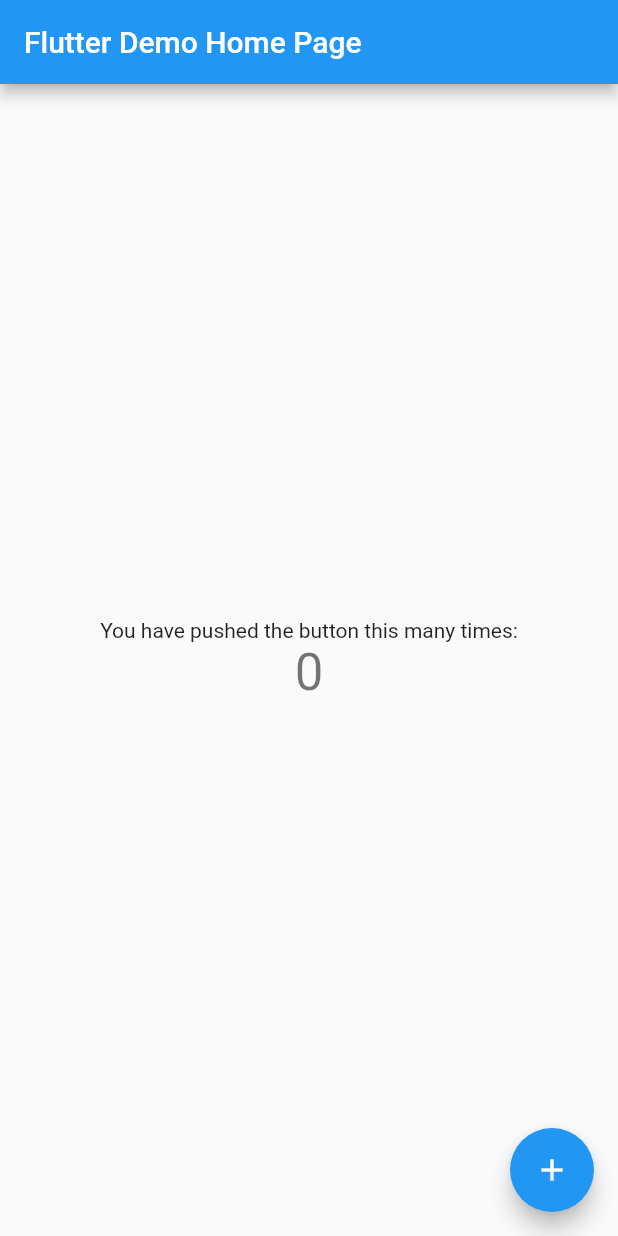
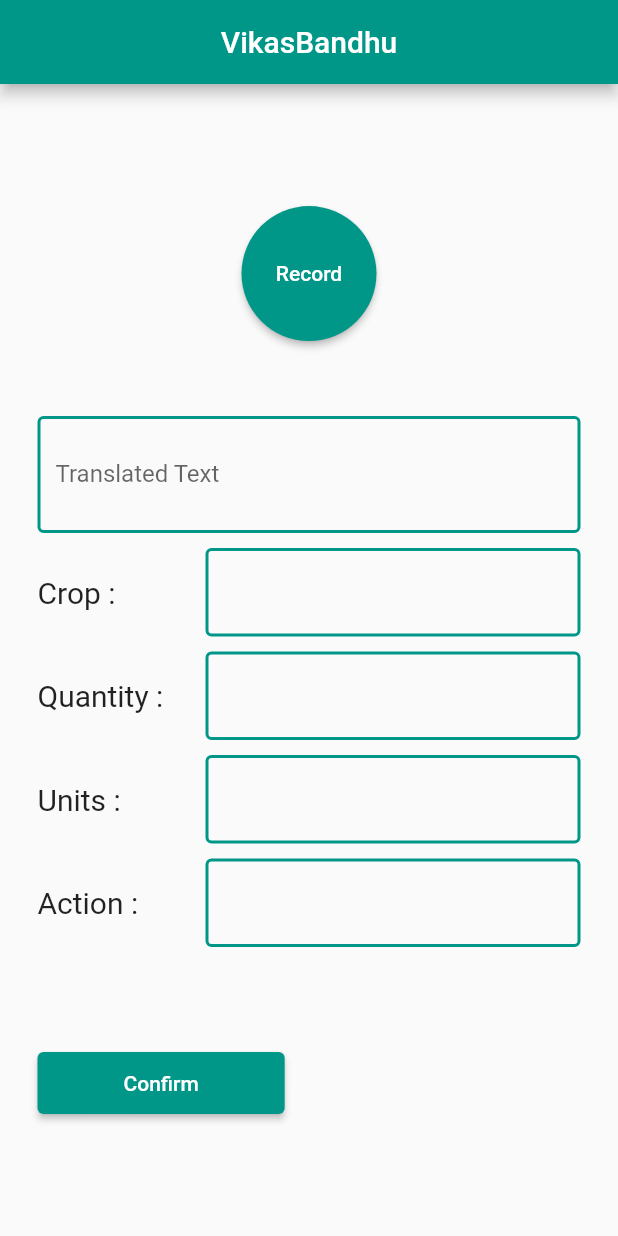
Before and after one commit to SaifAliS/vikasbandhu, a Flutter app: the screen it shows after launch, on a phone screen of 412 x 824 dp. Run offline on Flutter 3.47's test engine with Material 2 defaults, Android fonts, the phone set to English and light mode, and no system bars.

Commit message:
"homescreen done'

```diff
--- a/lib/main.dart
+++ b/lib/main.dart
@@ -1,115 +1,154 @@
 import 'package:flutter/material.dart';
 
 void main() {
-  runApp(const MyApp());
+  runApp(MyApp());
 }
 
 class MyApp extends StatelessWidget {
   const MyApp({Key? key}) : super(key: key);
 
-  // This widget is the root of your application.
   @override
   Widget build(BuildContext context) {
     return MaterialApp(
-      title: 'Flutter Demo',
-      theme: ThemeData(
-        // This is the theme of your application.
-        //
-        // Try running your application with "flutter run". You'll see the
-        // application has a blue toolbar. Then, without quitting the app, try
-        // changing the primarySwatch below to Colors.green and then invoke
-        // "hot reload" (press "r" in the console where you ran "flutter run",
-        // or simply save your changes to "hot reload" in a Flutter IDE).
-        // Notice that the counter didn't reset back to zero; the application
-        // is not restarted.
-        primarySwatch: Colors.blue,
-      ),
-      home: const MyHomePage(title: 'Flutter Demo Home Page'),
+      debugShowCheckedModeBanner: false,
+      title: "VikasBandhu",
+      theme: ThemeData(primarySwatch: Colors.teal),
+      home: Main_page(),
     );
   }
 }
 
-class MyHomePage extends StatefulWidget {
-  const MyHomePage({Key? key, required this.title}) : super(key: key);
-
-  // This widget is the home page of your application. It is stateful, meaning
-  // that it has a State object (defined below) that contains fields that affect
-  // how it looks.
-
-  // This class is the configuration for the state. It holds the values (in this
-  // case the title) provided by the parent (in this case the App widget) and
-  // used by the build method of the State. Fields in a Widget subclass are
-  // always marked "final".
-
-  final String title;
+class Main_page extends StatefulWidget {
+  const Main_page({Key? key}) : super(key: key);
 
   @override
-  State<MyHomePage> createState() => _MyHomePageState();
+  State<Main_page> createState() => _Main_pageState();
 }
 
-class _MyHomePageState extends State<MyHomePage> {
-  int _counter = 0;
-
-  void _incrementCounter() {
-    setState(() {
-      // This call to setState tells the Flutter framework that something has
-      // changed in this State, which causes it to rerun the build method below
-      // so that the display can reflect the updated values. If we changed
-      // _counter without calling setState(), then the build method would not be
-      // called again, and so nothing would appear to happen.
-      _counter++;
-    });
-  }
-
+class _Main_pageState extends State<Main_page> {
   @override
   Widget build(BuildContext context) {
-    // This method is rerun every time setState is called, for instance as done
-    // by the _incrementCounter method above.
-    //
-    // The Flutter framework has been optimized to make rerunning build methods
-    // fast, so that you can just rebuild anything that needs updating rather
-    // than having to individually change instances of widgets.
     return Scaffold(
       appBar: AppBar(
-        // Here we take the value from the MyHomePage object that was created by
-        // the App.build method, and use it to set our appbar title.
-        title: Text(widget.title),
+        title: Text("VikasBandhu"),
+        centerTitle: true,
       ),
-      body: Center(
-        // Center is a layout widget. It takes a single child and positions it
-        // in the middle of the parent.
+      body: Align(
+        alignment: Alignment.center,
+        child: Padding(
+          padding: EdgeInsets.fromLTRB(25, 0, 25, 0),
           child: Column(
-          // Column is also a layout widget. It takes a list of children and
-          // arranges them vertically. By default, it sizes itself to fit its
-          // children horizontally, and tries to be as tall as its parent.
-          //
-          // Invoke "debug painting" (press "p" in the console, choose the
-          // "Toggle Debug Paint" action from the Flutter Inspector in Android
-          // Studio, or the "Toggle Debug Paint" command in Visual Studio Code)
-          // to see the wireframe for each widget.
-          //
-          // Column has various properties to control how it sizes itself and
-          // how it positions its children. Here we use mainAxisAlignment to
-          // center the children vertically; the main axis here is the vertical
-          // axis because Columns are vertical (the cross axis would be
-          // horizontal).
+            mainAxisSize: MainAxisSize.min,
             mainAxisAlignment: MainAxisAlignment.center,
-          children: <Widget>[
-            const Text(
-              'You have pushed the button this many times:',
+            crossAxisAlignment: CrossAxisAlignment.center,
+            children: [
+
+              ElevatedButton(
+                onPressed: () {},
+                child: Text('Record'),
+                style: OutlinedButton.styleFrom(
+                    shape: CircleBorder(), padding: EdgeInsets.all(37)),
               ),
+              SizedBox(
+                height: 50,
+              ),
+              TextFormField(
+                minLines: 2,
+                maxLines: 5,
+                decoration: InputDecoration(
+                    labelText: "Translated Text",
+                    enabledBorder: OutlineInputBorder(
+                        borderSide: BorderSide(width: 2, color: Colors.teal))),
+              ),
+              SizedBox(
+                height: 10,
+              ),
+              Row(
+                mainAxisAlignment: MainAxisAlignment.spaceBetween,
+                children: [
                   Text(
-              '$_counter',
-              style: Theme.of(context).textTheme.headline4,
+                    "Crop : ",
+                    style: TextStyle(fontSize: 20),
+                  ),
+                  SizedBox(
+                    width: 250,
+                    child: TextField(
+                      decoration: InputDecoration(
+                          enabledBorder: OutlineInputBorder(
+                              borderSide:
+                                  BorderSide(width: 2, color: Colors.teal))),
+                    ),
+                  ),
+                ],
+              ),
+              SizedBox(height: 10,),
+              Row(                mainAxisAlignment: MainAxisAlignment.spaceBetween,
+                children: [
+                  Text(
+                    "Quantity : ",
+                    style: TextStyle(fontSize: 20),
+                  ),
+                  SizedBox(
+                    width: 250,
+                    child: TextField(
+                      decoration: InputDecoration(
+                          enabledBorder: OutlineInputBorder(
+                              borderSide:
+                                  BorderSide(width: 2, color: Colors.teal))),
+                    ),
+                  ),
+                ],
+              ),
+              SizedBox(height: 10,),
+              Row(                mainAxisAlignment: MainAxisAlignment.spaceBetween,
+                children: [
+                  Text(
+                    "Units : ",
+                    style: TextStyle(fontSize: 20),
+                  ),
+                  SizedBox(
+                    width: 250,
+                    child: TextField(
+                      decoration: InputDecoration(
+                          enabledBorder: OutlineInputBorder(
+                              borderSide:
+                                  BorderSide(width: 2, color: Colors.teal))),
+                    ),
+                  ),
+                ],
+              ),SizedBox(height: 10,),
+              Row(                mainAxisAlignment: MainAxisAlignment.spaceBetween,
+                children: [
+                  Text(
+                    "Action : ",
+                    style: TextStyle(fontSize: 20),
+                  ),
+                  SizedBox(
+                    width: 250,
+                    child: TextField(
+                      decoration: InputDecoration(
+                          enabledBorder: OutlineInputBorder(
+                              borderSide:
+                                  BorderSide(width: 2, color: Colors.teal))),
+                    ),
+                  ),
+                ],
+              ),
+              SizedBox(height: 70,),
+              Row(
+            children: [
+              Container(
+                height: MediaQuery.of(context).size.height * 0.05,
+                width: MediaQuery.of(context).size.width * 0.4,
+                child: ElevatedButton(onPressed: () {}, child: Text("Confirm")),
+              ),
+
+            ],
           ),
             ],
           ),
         ),
-      floatingActionButton: FloatingActionButton(
-        onPressed: _incrementCounter,
-        tooltip: 'Increment',
-        child: const Icon(Icons.add),
-      ), // This trailing comma makes auto-formatting nicer for build methods.
+      ),
     );
   }
 }
```
Also changed, not shown: 1 other file. Lines whose indentation alone changed are shown as unchanged.
